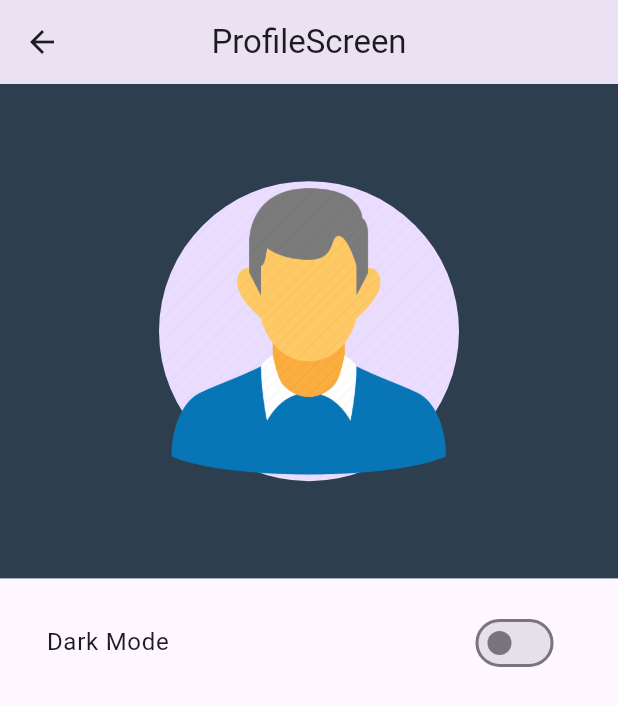
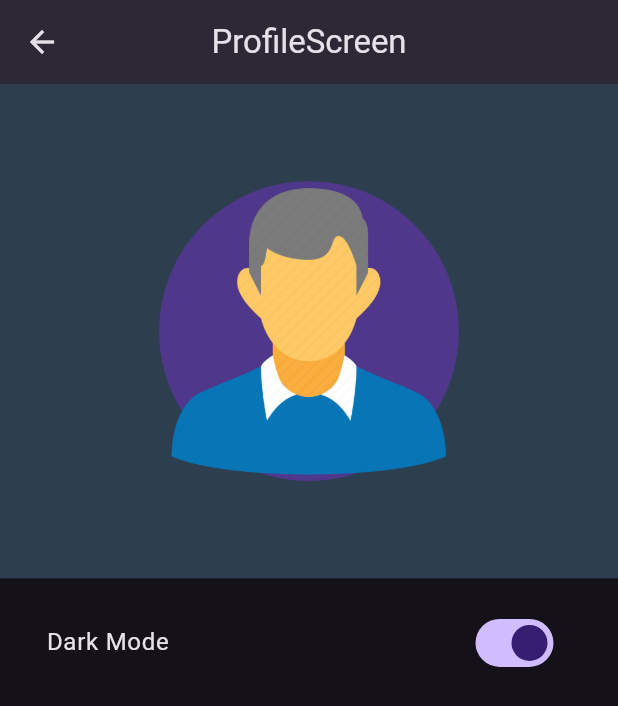
Before and after one commit to AgustinPuente1/TP2-Flutter-Grupo12, a Flutter app: the ProfileScreen screen opened by its route, after a tap on "Dark Mode", on a phone screen of 412 x 824 dp. Shown: the top 706 px of the screen. Run offline on Flutter 3.47's test engine with Material 3 defaults, Android fonts, the phone set to English and light mode, and no system bars; our stand-ins replace shared_preferences; accounts and stored records are empty.

Commit message:
Boton darkmode arreglado

```diff
--- a/lib/main.dart
+++ b/lib/main.dart
@@ -1,12 +1,21 @@
 import 'package:flutter/material.dart';
+import 'package:provider/provider.dart';
 import 'package:tp2_flutter_grupo12/screens/screens.dart';
 import 'package:tp2_flutter_grupo12/helpers/preferences.dart';
+import 'package:tp2_flutter_grupo12/providers/theme_provider.dart';
 
 void main() async {
   WidgetsFlutterBinding.ensureInitialized();
   await Preferences.initShared();
 
-  runApp(const MyApp());
+  runApp(
+    MultiProvider(
+      providers: [
+        ChangeNotifierProvider(create: (_) => ThemeProvider()),
+      ],
+      child: const MyApp(),
+    ),
+  );
 }
 
 class MyApp extends StatelessWidget {
@@ -14,17 +23,22 @@ class MyApp extends StatelessWidget {
 
   @override
   Widget build(BuildContext context) {
+    return Consumer<ThemeProvider>(
+      builder: (context, themeProvider, child) {
         return MaterialApp(
           debugShowCheckedModeBanner: false,
           initialRoute: 'home',
-        theme: Preferences.darkmode ? ThemeData.dark() : ThemeData.light(),
+          theme: ThemeData.light(),
+          darkTheme: ThemeData.dark(),
+          themeMode: themeProvider.isDarkMode ? ThemeMode.dark : ThemeMode.light,
           routes: {
             'home': (context) => const HomeScreen(),
             'custom_list': (context) => const CustomListScreen(),
             'profile': (context) => const ProfileScreen(),
             'custom_list_item': (context) => const CustomListItem(),
-        }
-        /* home: DesignScreen(), */
+          },
+        );
+      },
     );
   }
 }
--- /dev/null
+++ b/lib/providers/theme_provider.dart
@@ -0,0 +1,14 @@
+import 'package:flutter/material.dart';
+import 'package:tp2_flutter_grupo12/helpers/preferences.dart';
+
+class ThemeProvider extends ChangeNotifier {
+  bool _isDarkMode = Preferences.darkmode;
+
+  bool get isDarkMode => _isDarkMode;
+
+  void toggleTheme(bool value) {
+    _isDarkMode = value;
+    Preferences.darkmode = value; // Guardar el estado en SharedPreferences
+    notifyListeners(); // Notificar a los widgets que dependan del estado
+  }
+}
--- a/lib/screens/profile_screen.dart
+++ b/lib/screens/profile_screen.dart
@@ -1,5 +1,6 @@
 import 'package:flutter/material.dart';
-import 'package:tp2_flutter_grupo12/helpers/preferences.dart';
+import 'package:provider/provider.dart';
+import 'package:tp2_flutter_grupo12/providers/theme_provider.dart';
 
 class ProfileScreen extends StatelessWidget {
   const ProfileScreen({super.key});
@@ -30,26 +31,22 @@ class ProfileScreen extends StatelessWidget {
 }
 
 class BodyProfile extends StatelessWidget {
-  final bool darkMode = false;
-
-  const BodyProfile({
-    super.key,
-  });
+  const BodyProfile({super.key});
 
   @override
   Widget build(BuildContext context) {
+    final themeProvider = Provider.of<ThemeProvider>(context);
+
     return Column(
       children: [
         SwitchListTile.adaptive(
           title: const Text('Dark Mode'),
-          value: Preferences.darkmode,
+          value: themeProvider.isDarkMode,
           onChanged: (bool value) {
-            Preferences.darkmode = value;
+            themeProvider.toggleTheme(value);
           },
         ),
-        const SizedBox(
-          height: 15,
-        ),
+        const SizedBox(height: 15),
       ],
     );
   }
--- a/pubspec.yaml
+++ b/pubspec.yaml
@@ -31,7 +31,7 @@ dependencies:
   flutter:
     sdk: flutter
 
-
+  provider: ^6.0.5
   # The following adds the Cupertino Icons font to your application.
   # Use with the CupertinoIcons class for iOS style icons.
   cupertino_icons: ^1.0.2
```
Also changed, not shown: pubspec.lock, 2 other files. Lines whose indentation alone changed are shown as unchanged.
